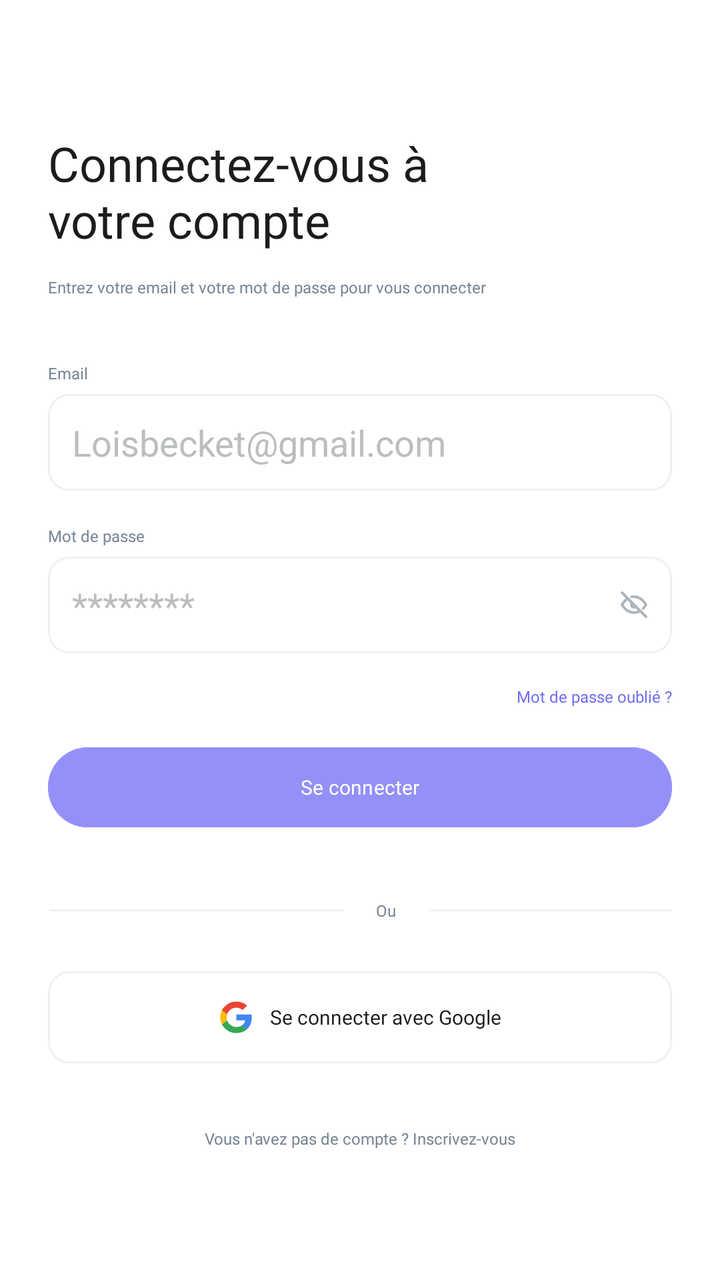
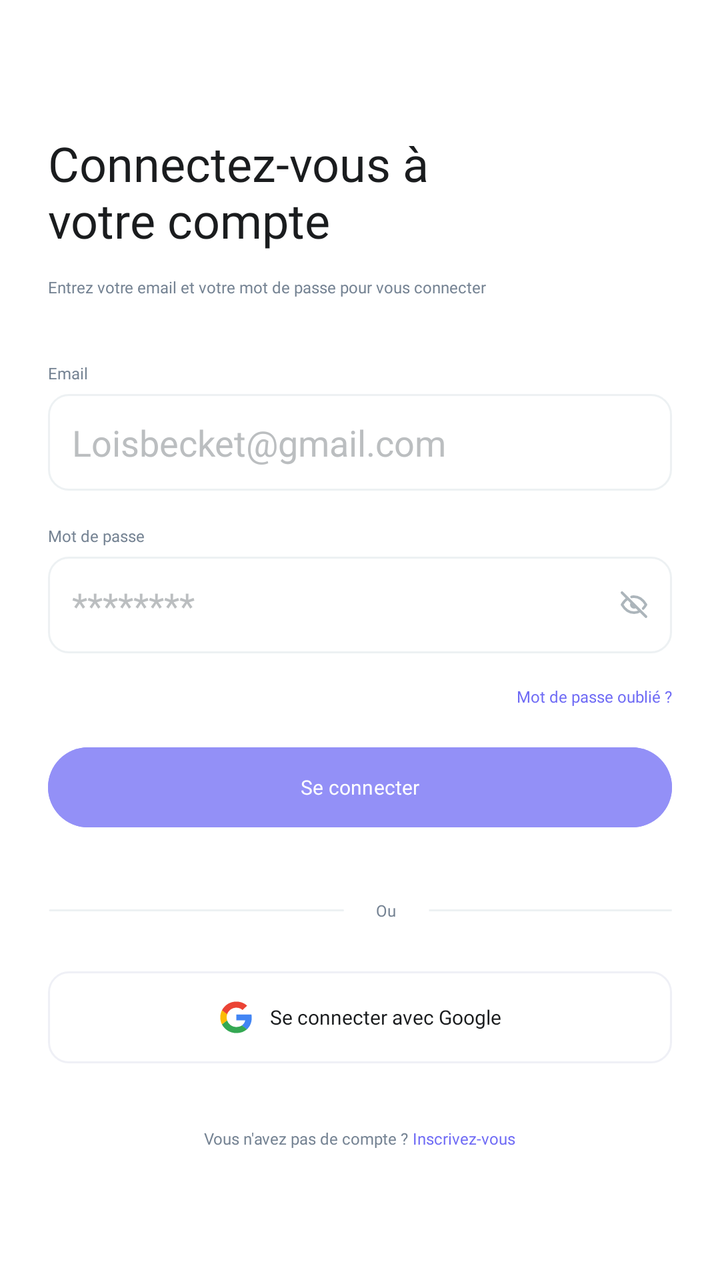

Compare the two renders of this Android layout. The source of the first and the diff that turns it into the second are given below.
<!-- AndroidManifest.xml: application theme Theme.ManagePass -->
<!-- res/layout/activity_sign_in.xml -->
<?xml version="1.0" encoding="utf-8"?>
<androidx.constraintlayout.widget.ConstraintLayout xmlns:android="http://schemas.android.com/apk/res/android"
    xmlns:app="http://schemas.android.com/apk/res-auto"
    xmlns:tools="http://schemas.android.com/tools"
    android:id="@+id/main"
    android:layout_width="match_parent"
    android:layout_height="match_parent"
    tools:context=".SignInActivity" android:background="@color/white">

    <LinearLayout
        android:layout_width="match_parent"
        android:layout_height="match_parent"
        android:orientation="vertical"
        android:layout_marginLeft="24dp" android:layout_marginRight="24dp"  android:gravity="center_vertical">
        
        <TextView
            android:id="@+id/login_page_title"
            style="@style/largebold"
            android:layout_width="wrap_content"
            android:layout_height="wrap_content"
            android:maxWidth="235dp"
            android:text="@string/login_page_title" />
        
        <TextView
            android:id="@+id/login_page_sous_title"
            style="@style/xs_medium"
            android:layout_width="wrap_content"
            android:layout_height="wrap_content"
            android:layout_marginTop="12dp"
            android:text="@string/login_page_sous_title" />
        
        <TextView
            android:id="@+id/email_label"
            style="@style/xs_medium"
            android:layout_width="wrap_content"
            android:layout_height="wrap_content"
            android:layout_marginTop="32dp"
            android:layout_marginBottom="5dp"
            android:text="@string/login_page_label_email" />
        
        <EditText
            android:id="@+id/sign_in_email_input"
            android:layout_width="match_parent"
            android:layout_height="wrap_content"
            android:background="@drawable/edit_text_border"
            android:hint="@string/login_page_placeholder_email"
            android:padding="12dp"
            android:textColorHint="@color/gray_placeholder" />
        
        <TextView
            android:id="@+id/password_label"
            style="@style/xs_medium"
            android:layout_width="wrap_content"
            android:layout_height="wrap_content"
            android:layout_marginTop="17dp"
            android:layout_marginBottom="5dp"
            android:text="@string/login_page_label_password" />
        
        <EditText
            android:id="@+id/password_input"
            android:layout_width="match_parent"
            android:layout_height="wrap_content"
            android:background="@drawable/edit_text_border"
            android:drawableEnd="@drawable/icon_eye_off"
            android:hint="@string/login_page_placeholder_password"
            android:padding="12dp"
            android:textColorHint="@color/gray_placeholder" />
        
        <TextView
            android:id="@+id/forget_text"
            style="@style/xs_Semibold"
            android:layout_width="match_parent"
            android:layout_height="wrap_content"
            android:layout_marginTop="16dp"
            android:layout_marginBottom="16dp"
            android:gravity="end"
            android:text="@string/login_forgot_password"
            android:textColor="@color/bleu_violet" android:clickable="true"
            android:focusable="true"/>
        
        <Button
            android:id="@+id/sign_in_button"
            style="@style/s_semibold_white"
            android:layout_width="match_parent"
            android:layout_height="wrap_content"
            android:layout_marginBottom="32dp"
            android:backgroundTint="@color/mauve_pastel"
            android:text="@string/login_page_button_sign_in" />
        
        <LinearLayout
            android:layout_width="match_parent"
            android:layout_height="wrap_content"
            android:gravity="center_horizontal|center_vertical"
            android:orientation="horizontal">

            <ImageView
                android:layout_width="wrap_content"
                android:layout_height="wrap_content"
                app:srcCompat="@drawable/line" />

            <TextView
                style="@style/xs_regular"
                android:layout_width="wrap_content"
                android:layout_height="wrap_content"
                android:layout_marginStart="16dp"
                android:layout_marginEnd="16dp"
                android:text="@string/text_or" />

            <ImageView
                android:layout_width="wrap_content"
                android:layout_height="wrap_content"
                app:srcCompat="@drawable/line" />
        </LinearLayout>
        
        <LinearLayout
            android:layout_width="match_parent"
            android:layout_height="wrap_content"
            android:layout_marginTop="25dp"
            android:background="@drawable/button_google"
            android:gravity="center"
            android:orientation="horizontal"
            android:padding="14dp">

            <ImageView
                android:layout_width="wrap_content"
                android:layout_height="wrap_content"
                android:layout_marginEnd="8dp"
                android:src="@drawable/icon_google" />

            <TextView
                style="@style/s_semibold_neutral"
                android:layout_width="wrap_content"
                android:layout_height="wrap_content"
                android:text="@string/login_page_button_google" />

        </LinearLayout>
        
        <TextView
            android:id="@+id/create_account_text"
            style="@style/xs_medium"
            android:layout_width="match_parent"
            android:layout_height="wrap_content"
            android:layout_marginTop="32dp"
            android:gravity="center"
            android:linksClickable="true"
            android:text="@string/login_text_create_account"
            android:textColorLink="@color/violet_clair_pastel" />

    </LinearLayout>

</androidx.constraintlayout.widget.ConstraintLayout>
<!-- resources referenced by this layout -->
<resources>
  <color name="bleu_violet">#6F6BF5</color>
  <color name="gray_placeholder">#BBBEC0</color>
  <color name="mauve_pastel">#9390F7</color>
  <color name="violet_clair_pastel">#A09DFF</color>
  <color name="white">#FFFFFFFF</color>
  <!-- drawable button_google (drawable) -->
  <?xml version="1.0" encoding="utf-8"?>
  <selector xmlns:android="http://schemas.android.com/apk/res/android">
      <item>
          <shape>
              <solid android:color="#FFFFFF" />
              <stroke
                  android:width="1dp"
                  android:color="#EFF0F6" />
              <corners android:radius="10dp" />
          </shape>
      </item>
  </selector>
  <!-- drawable edit_text_border (drawable) -->
  <?xml version="1.0" encoding="utf-8"?>
  <selector xmlns:android="http://schemas.android.com/apk/res/android">
      <item>
          <shape>
              <solid android:color="#FFFFFF" />
              <stroke
                  android:width="1dp"
                  android:color="#EDF1F3" />
              <corners android:radius="10dp" />
          </shape>
      </item>
  </selector>
  <!-- drawable line (drawable) -->
  <vector xmlns:android="http://schemas.android.com/apk/res/android"
      android:width="148dp"
      android:height="1dp"
      android:viewportWidth="148"
      android:viewportHeight="1">
    <path
        android:strokeWidth="1"
        android:pathData="M1,0.5L147.5,0.5"
        android:fillColor="#00000000"
        android:strokeColor="#EDF1F3"
        android:strokeLineCap="round"/>
  </vector>
  <string name="login_forgot_password">Mot de passe oublié ?</string>
  <string name="login_page_button_google">Se connecter avec Google</string>
  <string name="login_page_button_sign_in">Se connecter</string>
  <string name="login_page_label_email">Email</string>
  <string name="login_page_label_password">Mot de passe</string>
  <string name="login_page_placeholder_email">Loisbecket@gmail.com</string>
  <string name="login_page_placeholder_password">********</string>
  <string name="login_page_sous_title">Entrez votre email et votre mot de passe pour vous connecter</string>
  <string name="login_page_title">Connectez-vous à votre compte</string>
  <string name="login_text_create_account">Vous n\'avez pas de compte ? <a>Inscrivez-vous</a></string>
  <string name="text_or">Ou</string>
  <style name="largebold" parent="lexend_bold">
          <item name="android:textColor">@color/neutral</item>
          <item name="android:textSize">24dp</item>
      </style>
  <style name="s_semibold_neutral" parent="lexend_semibold">
          <item name="android:textColor">@color/neutral</item>
          <item name="android:textSize">10dp</item>
      </style>
  <style name="s_semibold_white" parent="lexend_semibold">
          <item name="android:textColor">@color/white</item>
          <item name="android:textSize">10dp</item>
      </style>
  <style name="xs_Semibold" parent="lexend_semibold">
          <item name="android:textSize">8dp</item>
      </style>
  <style name="xs_medium" parent="lexend_medium">
          <item name="android:textColor">@color/gris_ardoise</item>
          <item name="android:textSize">8dp</item>
      </style>
  <style name="xs_regular" parent="lexend_regular">
          <item name="android:textColor">@color/gris_ardoise</item>
          <item name="android:textSize">8dp</item>
      </style>
  <style name="Theme.ManagePass" parent="Base.Theme.ManagePass" />
  <style name="lexend_bold">
          <item name="android:fontFamily">@font/lexendbold</item>
      </style>
  <color name="neutral">#1A1C1E</color>
  <style name="lexend_semibold">
          <item name="android:fontFamily">@font/lexendsemibold</item>
      </style>
  <style name="lexend_medium">
          <item name="android:fontFamily">@font/lexendmedium</item>
      </style>
  <color name="gris_ardoise">#758393</color>
  <style name="lexend_regular">
          <item name="android:fontFamily">@font/lexendregular</item>
      </style>
  <style name="Base.Theme.ManagePass" parent="Theme.Material3.DayNight.NoActionBar">
          
          
      </style>
  <!-- unchanged entries left out for length: 2 -->
</resources>

<!-- the commit's change to res/layout/activity_sign_in.xml (unified diff, before → after) -->
@@ -134,17 +134,34 @@
                 android:text="@string/login_page_button_google" />
 
         </LinearLayout>
-        
-        <TextView
-            android:id="@+id/create_account_text"
-            style="@style/xs_medium"
+        <LinearLayout
             android:layout_width="match_parent"
             android:layout_height="wrap_content"
-            android:layout_marginTop="32dp"
+            android:orientation="horizontal"
             android:gravity="center"
-            android:linksClickable="true"
-            android:text="@string/login_text_create_account"
-            android:textColorLink="@color/violet_clair_pastel" />
+            android:layout_marginTop="32dp">
+
+            
+            <TextView
+                android:id="@+id/create_account_text"
+                style="@style/xs_medium"
+                android:layout_width="wrap_content"
+                android:layout_height="wrap_content"
+                android:text="@string/login_text_create_account"
+                />
+
+            
+            <TextView
+                android:id="@+id/sign_up_text"
+                style="@style/xs_medium"
+                android:layout_width="wrap_content"
+                android:layout_height="wrap_content"
+                android:text="@string/login_text_signup"
+                android:layout_marginStart="2dp"
+                android:textColor="@color/bleu_violet"
+                android:clickable="true"
+                android:focusable="true" />
+        </LinearLayout>
 
     </LinearLayout>
 
<!-- resource entries referenced after the edit -->
@@ -3,7 +3,6 @@
   <color name="bleu_violet">#6F6BF5</color>
   <color name="gray_placeholder">#BBBEC0</color>
   <color name="mauve_pastel">#9390F7</color>
-  <color name="violet_clair_pastel">#A09DFF</color>
   <color name="white">#FFFFFFFF</color>
   <!-- drawable button_google (drawable) -->
   <?xml version="1.0" encoding="utf-8"?>
@@ -53,7 +52,8 @@
   <string name="login_page_placeholder_password">********</string>
   <string name="login_page_sous_title">Entrez votre email et votre mot de passe pour vous connecter</string>
   <string name="login_page_title">Connectez-vous à votre compte</string>
-  <string name="login_text_create_account">Vous n\'avez pas de compte ? <a>Inscrivez-vous</a></string>
+  <string name="login_text_create_account">Vous n\'avez pas de compte ? </string>
+  <string name="login_text_signup">Inscrivez-vous</string>
   <string name="text_or">Ou</string>
   <style name="largebold" parent="lexend_bold">
           <item name="android:textColor">@color/neutral</item>
